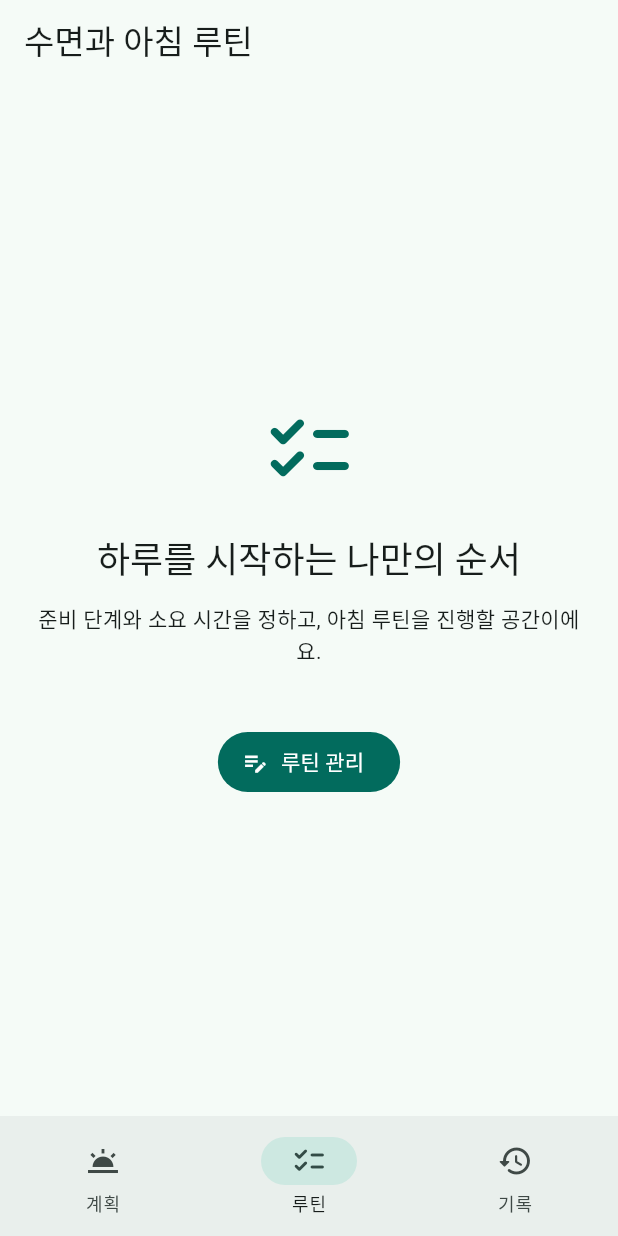
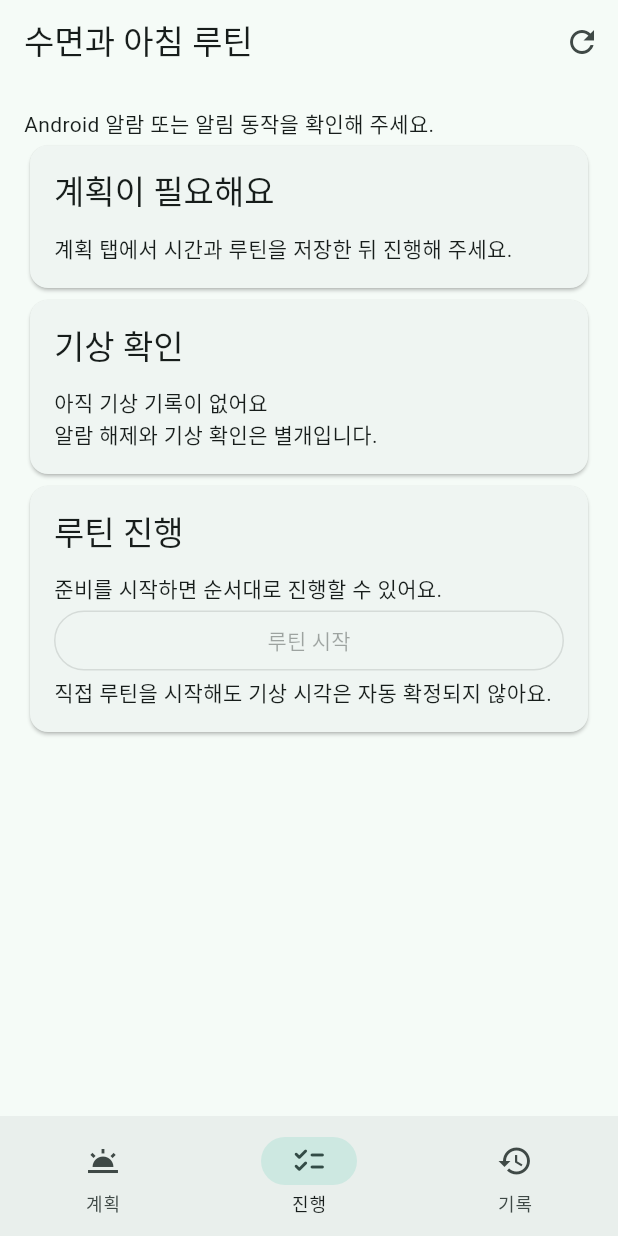
Before and after one commit to hye6k/aix-2026f-team08, a Flutter app: the screen it shows after launch, item 2 of the bottom bar chosen, on a phone screen of 412 x 824 dp. Run offline on Flutter 3.47's test engine with Material 3 defaults, Android fonts, the phone set to English and light mode, and no system bars; our stand-ins replace sqflite; accounts and stored records are empty.

Commit message:
feat: 계획·기상·루틴 진행 화면 연결 (#24)

```diff
--- a/app/lib/app/app.dart
+++ b/app/lib/app/app.dart
@@ -4,6 +4,9 @@ import 'package:flutter_localizations/flutter_localizations.dart';
 import '../presentation/home_screen.dart';
 import '../domain/ports.dart';
 import '../data/sqlite_store.dart';
+import '../application/session_routine_store.dart';
+import '../presentation/integrated_home.dart';
+import 'morning_runtime.dart';
 
 class MorningRoutineApp extends StatelessWidget {
   const MorningRoutineApp({
@@ -11,13 +14,16 @@ class MorningRoutineApp extends StatelessWidget {
     this.store,
     this.openStore,
     this.messengerKey,
+    this.runtime,
   });
   final RoutineStore? store;
   final Future<RoutineStore> Function()? openStore;
   final GlobalKey<ScaffoldMessengerState>? messengerKey;
+  final MorningRuntime? runtime;
 
   @override
   Widget build(BuildContext context) {
+    final editor = store;
     return MaterialApp(
       scaffoldMessengerKey: messengerKey,
       title: '수면과 아침 루틴',
@@ -34,10 +40,17 @@ class MorningRoutineApp extends StatelessWidget {
           brightness: Brightness.dark,
         ),
       ),
-      home: HomeScreen(
-        store: store,
-        openStore: openStore ?? SqliteRoutineStore.openDefault,
-      ),
+      home: runtime == null
+          ? HomeScreen(
+              store: store,
+              openStore: openStore ?? SqliteRoutineStore.openDefault,
+            )
+          : IntegratedHomeScreen(
+              runtime: runtime!,
+              store: editor is SessionRoutineStore
+                  ? editor
+                  : SessionRoutineStore(runtime!.session),
+            ),
     );
   }
 }
--- a/app/lib/app/bootstrap.dart
+++ b/app/lib/app/bootstrap.dart
@@ -58,6 +58,7 @@ class _MorningBootstrapState extends State<MorningBootstrap> {
         runtime: runtime,
         child: MorningRoutineApp(
           messengerKey: _messenger,
+          runtime: runtime,
           store: SessionRoutineStore(
             runtime.session,
             onAlarmPending: () {
--- /dev/null
+++ b/app/lib/presentation/integrated_home.dart
@@ -0,0 +1,562 @@
+import 'dart:async';
+
+import 'package:flutter/foundation.dart';
+import 'package:flutter/material.dart';
+
+import '../app/morning_runtime.dart';
+import '../application/morning_session.dart';
+import '../application/session_routine_store.dart';
+import '../domain/models.dart';
+import '../domain/ports.dart';
+import 'routine_screen.dart';
+import 'settings_screen.dart';
+
+/// 병합된 설정·루틴 화면과 세션의 계획·기상·실행을 연결한다.
+class IntegratedHomeScreen extends StatefulWidget {
+  const IntegratedHomeScreen({
+    required this.runtime,
+    required this.store,
+    super.key,
+  });
+  final MorningRuntime runtime;
+  final SessionRoutineStore store;
+  @override
+  State<IntegratedHomeScreen> createState() => _IntegratedHomeScreenState();
+}
+
+class _IntegratedHomeScreenState extends State<IntegratedHomeScreen> {
+  late final SessionRoutineStore _store;
+  late final StreamSubscription<SessionView> _subscription;
+  int _tab = 0;
+  bool _busy = false;
+  bool _loading = true;
+  String? _loadError;
+  String? _notice;
+  AppSettings? _settings;
+  List<Routine> _routines = [];
+  List<RoutineRun> _runs = [];
+  List<WakeRecord> _wakes = [];
+  String? _selectedId;
+  late DateTime _day;
+  MorningSession get session => widget.runtime.session;
+
+  @override
+  void initState() {
+    super.initState();
+    _day = DateUtils.dateOnly(session.clock());
+    _store = widget.store;
+    _subscription = session.changes.listen((_) {
+      if (mounted) setState(() {});
+    });
+    unawaited(_reload());
+  }
+
+  Future<void> _reload() async {
+    if (!mounted) return;
+    setState(() {
+      _loading = true;
+      _loadError = null;
+    });
+    try {
+      final settings = await _store.loadSettings();
+      final routines = await _store.listRoutines();
+      final runs = await _store.listRuns();
+      final wakes = await _store.listWakeRecords();
+      final checkpoint = await session.store.loadSession();
+      if (!mounted) return;
+      setState(() {
+        _settings = settings;
+        _routines = routines;
+        _runs = runs;
+        _wakes = wakes;
+        if (checkpoint != null &&
+            routines.any((r) => r.id == checkpoint.routineId)) {
+          _selectedId = checkpoint.routineId;
+          _day = DateTime(
+            checkpoint.arrivalDay.year,
+            checkpoint.arrivalDay.month,
+            checkpoint.arrivalDay.day,
+          );
+        } else if (!routines.any((r) => r.id == _selectedId)) {
+          _selectedId = routines.isEmpty ? null : routines.first.id;
+        }
+        _loading = false;
+      });
+    } catch (_) {
+      if (mounted) {
+        setState(() {
+          _loading = false;
+          _loadError = '저장된 정보를 불러오지 못했어요.';
+        });
+      }
+    }
+  }
+
+  Future<void> _open(Widget page) async {
+    if (_busy) return;
+    setState(() => _busy = true);
+    try {
+      await Navigator.of(context)
+          .push(MaterialPageRoute<void>(builder: (_) => page));
+      await _reload();
+    } finally {
+      if (mounted) setState(() => _busy = false);
+    }
+  }
+
+  Future<void> _act(Future<void> Function() action, String success) async {
+    if (_busy) return;
+    setState(() {
+      _busy = true;
+      _notice = null;
+    });
+    try {
+      await action();
+      await _reload();
+      if (mounted) setState(() => _notice = success);
+    } catch (error) {
+      if (mounted) {
+        setState(
+          () => _notice = error is StoreActionBlocked
+              ? error.message
+              : session.view.alarmUpdatePending ||
+                    session.view.cancellationPending
+              ? '변경 내용은 저장됐지만 알람을 적용하지 못했어요. 권한을 확인하고 다시 시도해 주세요.'
+              : '처리하지 못했어요. 입력과 저장 상태를 확인하고 다시 시도해 주세요.',
+        );
+      }
+    } finally {
+      if (mounted) setState(() => _busy = false);
+    }
+  }
+
+  Future<void> _chooseDay() async {
+    final today = DateUtils.dateOnly(session.clock());
+    final initial =
+        _day.isBefore(today.subtract(const Duration(days: 365))) ||
+            _day.isAfter(today.add(const Duration(days: 730)))
+        ? today
+        : _day;
+    final selected = await showDatePicker(
+      context: context,
+      initialDate: initial,
+      firstDate: today.subtract(const Duration(days: 365)),
+      lastDate: today.add(const Duration(days: 730)),
+    );
+    if (mounted && selected != null) setState(() => _day = selected);
+  }
+
+  Future<void> _applyPlan() async {
+    final settings = _settings;
+    final selected = _routines.where((r) => r.id == _selectedId);
+    if (settings == null || selected.length != 1) {
+      setState(() => _notice = '시간 설정과 준비 루틴을 먼저 저장해 주세요.');
+      return;
+    }
+    await _act(
+      () => session.configure(
+        settings: settings,
+        routine: selected.single,
+        arrivalDay: _day,
+      ),
+      '계획을 저장했어요. 알람 상태를 확인해 주세요.',
+    );
+  }
+
+  Future<void> _manualWake() async {
+    final now = session.clock();
+    final day = await showDatePicker(
+      context: context,
+      initialDate: DateUtils.dateOnly(now),
+      firstDate: DateUtils.dateOnly(now.subtract(const Duration(days: 30))),
+      lastDate: DateUtils.dateOnly(now),
+    );
+    if (!mounted || day == null) return;
+    final time = await showTimePicker(
+      context: context,
+      initialTime: TimeOfDay.fromDateTime(now),
+    );
+    if (!mounted || time == null) return;
+    final selected = DateTime(
+      day.year,
+      day.month,
+      day.day,
+      time.hour,
+      time.minute,
+    );
+    if (selected.isAfter(session.clock())) {
+      setState(() => _notice = '현재보다 미래인 시각은 기상 기록으로 입력할 수 없어요.');
+      return;
+    }
+    await _act(() => session.recordManualWake(selected), '입력한 기상 시각을 저장했어요.');
+  }
+
+  @override
+  void dispose() {
+    unawaited(_subscription.cancel());
+    super.dispose();
+  }
+
+  String _date(DateTime value) =>
+      '${value.year}.${value.month.toString().padLeft(2, '0')}.${value.day.toString().padLeft(2, '0')}';
+  String _at(DateTime? value) {
+    if (value == null) return '—';
+    final d = value.toLocal();
+    return '${_date(d)} ${d.hour.toString().padLeft(2, '0')}:${d.minute.toString().padLeft(2, '0')}';
+  }
+
+  String _wakeState(WakeRecord? w) => switch (w?.status) {
+    WakeStatus.pending => '기상 후보 · 확인 전',
+    WakeStatus.confirmed => '기상 확인 완료',
+    WakeStatus.cancelled => '후보 취소',
+    null => '아직 기상 기록이 없어요',
+  };
+  String _source(WakeSource s) => switch (s) {
+    WakeSource.screenOn => '화면 켜짐 신호',
+    WakeSource.manual => '직접 입력',
+    WakeSource.test => '테스트 입력',
+  };
+  String _runState(RunStatus s) => switch (s) {
+    RunStatus.running => '진행 중',
+    RunStatus.completed => '완료',
+    RunStatus.stopped => '중단',
+  };
+  String _stepState(StepStatus s) => switch (s) {
+    StepStatus.pending => '대기',
+    StepStatus.active => '진행 중',
+    StepStatus.completed => '완료',
+    StepStatus.skipped => '건너뜀',
+    StepStatus.interrupted => '중단',
+  };
+  Widget _card(String title, List<Widget> children) => Card(
+    child: Padding(
+      padding: const EdgeInsets.all(16),
+      child: Column(
+        crossAxisAlignment: CrossAxisAlignment.stretch,
+        children: [
+          Text(title, style: Theme.of(context).textTheme.titleLarge),
+          const SizedBox(height: 12),
+          ...children,
+        ],
+      ),
+    ),
+  );
+  Widget _line(String name, String value) => Padding(
+    padding: const EdgeInsets.symmetric(vertical: 4),
+    child: Text('$name  $value'),
+  );
+  Widget _action(
+    String label,
+    Future<void> Function() callback, {
+    bool enabled = true,
+    String? success,
+  }) => OutlinedButton(
+    onPressed: _busy || !enabled
+        ? null
+        : () => _act(callback, success ?? '$label 처리했어요.'),
+    child: Text(label),
+  );
+
+  Widget _plan(SessionView v) {
+    final plan = v.plan;
+    return Column(
+      crossAxisAlignment: CrossAxisAlignment.stretch,
+      children: [
+        _card('아침 계획', [
+          const Text('목표 도착 시간과 준비 루틴을 바탕으로 출발·기상·취침 시각을 계산해요.'),
+          const SizedBox(height: 8),
+          FilledButton.tonal(
+            onPressed: _busy
+                ? null
+                : () => _open(
+                    SettingsScreen(
+                      store: _store,
+                      openStore: () async => _store,
+                    ),
+                  ),
+            child: const Text('시간 설정'),
+          ),
+          FilledButton.tonal(
+            onPressed: _busy
+                ? null
+                : () => _open(
+                    RoutineLibraryScreen(
+                      store: _store,
+                      openStore: () async => _store,
+                    ),
+                  ),
+            child: const Text('루틴 관리'),
+          ),
+          if (_settings == null) const Text('시간 설정을 먼저 저장해 주세요.'),
+          if (_routines.isEmpty) const Text('준비 루틴을 한 개 이상 등록해 주세요.'),
+          if (_routines.isNotEmpty)
+            DropdownButtonFormField<String>(
+              key: ValueKey('routine-${_selectedId ?? ''}'),
+              initialValue: _selectedId,
+              isExpanded: true,
+              decoration: const InputDecoration(labelText: '계획에 사용할 루틴'),
+              items: [
+                for (final r in _routines)
+                  DropdownMenuItem(
+                    value: r.id,
+                    child: Text(r.name, overflow: TextOverflow.ellipsis),
+                  ),
+              ],
+              onChanged: _busy
+                  ? null
+                  : (value) => setState(() => _selectedId = value),
+            ),
+          OutlinedButton(
+            onPressed: _busy ? null : _chooseDay,
+            child: Text('목표 날짜 선택 · ${_date(_day)}'),
+          ),
+          FilledButton(
+            onPressed: _busy || _settings == null || _selectedId == null
+                ? null
+                : _applyPlan,
+            child: const Text('계획 계산 및 저장'),
+          ),
+          const Text('날짜별 단발 계획입니다. 다음 날 알람은 새 날짜를 선택해 설정해야 해요.'),
+        ]),
+        if (plan != null)
+          _card('계산 결과', [
+            _line('목표 도착', _at(plan.arrivalAt)),
+            _line('권장 출발', _at(plan.departureAt)),
+            _line('권장 기상', _at(plan.recommendedWakeAt)),
+            _line('적용 알람', _at(plan.alarmAt)),
+            _line('권장 취침', _at(plan.bedtimeAt)),
+            _line('준비 시간', '${plan.preparation.inMinutes}분'),
+            if (!plan.alarmAt.isAfter(session.clock()))
+              const Text('적용 알람 시각이 지나 새 알람을 예약하지 않았어요.'),
+          ]),
+        _card('알람 권한', [
+          ValueListenableBuilder(
+            valueListenable: widget.runtime.permissions,
+            builder: (_, permissions, child) => Text(
+              '알림: ${permissions?.notifications == true ? '허용' : '미허용 또는 확인 필요'} · 정확한 알람: ${permissions?.exactAlarm == true ? '허용' : '미허용 또는 확인 필요'}',
+            ),
+          ),
+          _action(
+            '알림 권한 요청',
+            widget.runtime.platform.requestNotificationPermission,
+          ),
+          _action(
+            '정확한 알람 설정 열기',
+            widget.runtime.platform.requestExactAlarmPermission,
+          ),
+          _action('권한 상태 새로고침', widget.runtime.refreshPlatform),
+        ]),
+      ],
+    );
+  }
+
+  Widget _progress(SessionView v) {
+    final wake = v.wake;
+    final prediction = v.prediction;
+    final run = v.run;
+    return Column(
+      crossAxisAlignment: CrossAxisAlignment.stretch,
+      children: [
+        if (v.plan == null)
+          _card('계획이 필요해요', [const Text('계획 탭에서 시간과 루틴을 저장한 뒤 진행해 주세요.')]),
+        if (prediction != null)
+          _card(
+            prediction.isConditional
+                ? '지금 준비를 시작하면'
+                : run?.status == RunStatus.completed
+                ? '지금 출발하면'
+                : '현재 진행에 따른 예상',
+            [
+              _line('예상 도착', _at(prediction.arrivalAt)),
+              _line('예상 지각', '${prediction.lateMinutes}분'),
+              _line(
+                '남은 준비',
+                '${(prediction.remainingPreparation.inSeconds / 60).ceil()}분',
+              ),
+              const Text('예상은 입력한 이동 시간 기준이며 실제 교통 상황은 반영하지 않아요.'),
+            ],
+          ),
+        _card('기상 확인', [
+          Text(_wakeState(wake)),
+          if (wake != null) _line(_source(wake.source), _at(wake.observedAt)),
+          if (wake?.wakeAt != null) _line('확인한 기상', _at(wake!.wakeAt)),
+          if (wake?.status == WakeStatus.pending) ...[
+            _action('일어났어요', session.confirmWake, success: '기상을 확인했어요.'),
+            _action('아직이에요', session.cancelCandidate, success: '기상 후보를 취소했어요.'),
+          ],
+          if (v.plan != null && wake?.status != WakeStatus.confirmed)
+            OutlinedButton(
+              onPressed: _busy ? null : _manualWake,
+              child: const Text('기상 시각 직접 입력'),
+            ),
+          if (kDebugMode &&
+              v.plan != null &&
+              wake?.status != WakeStatus.confirmed)
+            _action('테스트 기상 신호', () async {
+              await session.observe(
+                ActivitySignal(at: session.clock(), source: WakeSource.test),
+              );
+              if (session.view.wake?.status != WakeStatus.pending) {
+                throw const StoreActionBlocked(
+                  '감지 구간 밖이거나 취소 후 재감지 대기 중이에요. 설정된 시간과 1분 대기를 확인해 주세요.',
+                );
+              }
+            }, success: '테스트 후보를 입력했어요. 실제 화면 감지와 구분됩니다.'),
+          const Text('알람 해제와 기상 확인은 별개입니다.'),
+        ]),
+        _card('루틴 진행', [
+          if (run == null) const Text('준비를 시작하면 순서대로 진행할 수 있어요.'),
+          if (run != null) _line('상태', _runState(run.status)),
+          if (run == null || run.status != RunStatus.running)
+            _action('루틴 시작', session.startRoutine, enabled: v.plan != null),
+          if (run != null)
+            for (final step in run.steps) ...[
+              _line(
+                step.step.name,
+                '${_stepState(step.status)} · 예상 ${step.step.expected.inMinutes}분',
+              ),
+              if (step.status == StepStatus.active) ...[
+                _line(
+                  '경과 시간',
+                  '${session.clock().isBefore(step.startedAt!) ? 0 : session.clock().difference(step.startedAt!).inMinutes}분',
+                ),
+                _action('현재 단계 완료', () => session.completeStep(step.step.id)),
+                _action('현재 단계 건너뛰기', () => session.skipStep(step.step.id)),
+              ],
+            ],
+          if (run?.status == RunStatus.running)
+            _action('루틴 중단', session.stopRoutine),
+          const Text('직접 루틴을 시작해도 기상 시각은 자동 확정되지 않아요.'),
+        ]),
+      ],
+    );
+  }
+
+  Widget _history() => Column(
+    crossAxisAlignment: CrossAxisAlignment.stretch,
+    children: [
+      _card('기상 기록', [
+        if (_wakes.isEmpty) const Text('아직 기상 기록이 없어요.'),
+        for (final wake in _wakes)
+          ListTile(
+            contentPadding: EdgeInsets.zero,
+            title: Text(_wakeState(wake)),
+            subtitle: Text(
+              '${_source(wake.source)} · ${_at(wake.wakeAt ?? wake.observedAt)}',
+            ),
+          ),
+      ]),
+      _card('루틴 기록', [
+        if (_runs.isEmpty) const Text('아직 실행 기록이 없어요.'),
+        for (final run in _runs)
+          ListTile(
+            contentPadding: EdgeInsets.zero,
+            title: Text('${run.routineName} · ${_runState(run.status)}'),
+            subtitle: Text(
+              '${_at(run.startedAt)} · 완료 ${run.steps.where((s) => s.status == StepStatus.completed).length}/${run.steps.length}단계',
+            ),
+          ),
+      ]),
+    ],
+  );
+
+  @override
+  Widget build(BuildContext context) {
+    final v = session.view;
+    return Scaffold(
+      appBar: AppBar(
+        title: const Text('수면과 아침 루틴'),
+        actions: [
+          IconButton(
+            tooltip: '새로고침',
+            onPressed: _busy
+                ? null
+                : () {
+                    session.refreshClock();
+                    unawaited(_reload());
+                  },
+            icon: const Icon(Icons.refresh),
+          ),
+        ],
+      ),
+      body: SafeArea(
+        child: _loading
+            ? const Center(child: CircularProgressIndicator())
+            : _loadError != null
+            ? Center(
+                child: Column(
+                  mainAxisSize: MainAxisSize.min,
+                  children: [
+                    Text(_loadError!),
+                    TextButton(
+                      onPressed: _reload,
+                      child: const Text('다시 불러오기'),
+                    ),
+                  ],
+                ),
+              )
+            : SingleChildScrollView(
+                padding: const EdgeInsets.all(16),
+                child: Center(
+                  child: ConstrainedBox(
+                    constraints: const BoxConstraints(maxWidth: 600),
+                    child: Column(
+                      crossAxisAlignment: CrossAxisAlignment.stretch,
+                      children: [
+                        if (_notice != null)
+                          Padding(
+                            padding: const EdgeInsets.all(8),
+                            child: Text(
+                              _notice!,
+                              key: const Key('integration-notice'),
+                            ),
+                          ),
+                        ValueListenableBuilder(
+                          valueListenable: widget.runtime.platformError,
+                          builder: (_, error, child) => error == null
+                              ? const SizedBox.shrink()
+                              : const Text('Android 알람 또는 알림 동작을 확인해 주세요.'),
+                        ),
+                        if (v.alarmUpdatePending || v.cancellationPending)
+                          _card('알람 적용 확인 필요', [
+                            const Text(
+                              '계획이나 기상은 저장됐지만 알람 적용이 완료되지 않았어요. 권한 확인 후 다시 시도해 주세요.',
+                            ),
+                            _action('알람 적용 다시 시도', session.retryAlarm),
+                          ]),
+                        if (_tab == 0)
+                          _plan(v)
+                        else if (_tab == 1)
+                          _progress(v)
+                        else
+                          _history(),
+                      ],
+                    ),
+                  ),
+                ),
+              ),
+      ),
+      bottomNavigationBar: NavigationBar(
+        selectedIndex: _tab,
+        onDestinationSelected: (i) {
+          setState(() {
+            _tab = i;
+            _notice = null;
+          });
+          if (i == 2) unawaited(_reload());
+        },
+        destinations: const [
+          NavigationDestination(
+            icon: Icon(Icons.wb_twilight_outlined),
+            label: '계획',
+          ),
+          NavigationDestination(
+            icon: Icon(Icons.checklist_rounded),
+            label: '진행',
+          ),
+          NavigationDestination(icon: Icon(Icons.history), label: '기록'),
+        ],
+      ),
+    );
+  }
+}
```
Also changed, not shown: 5 other files.
